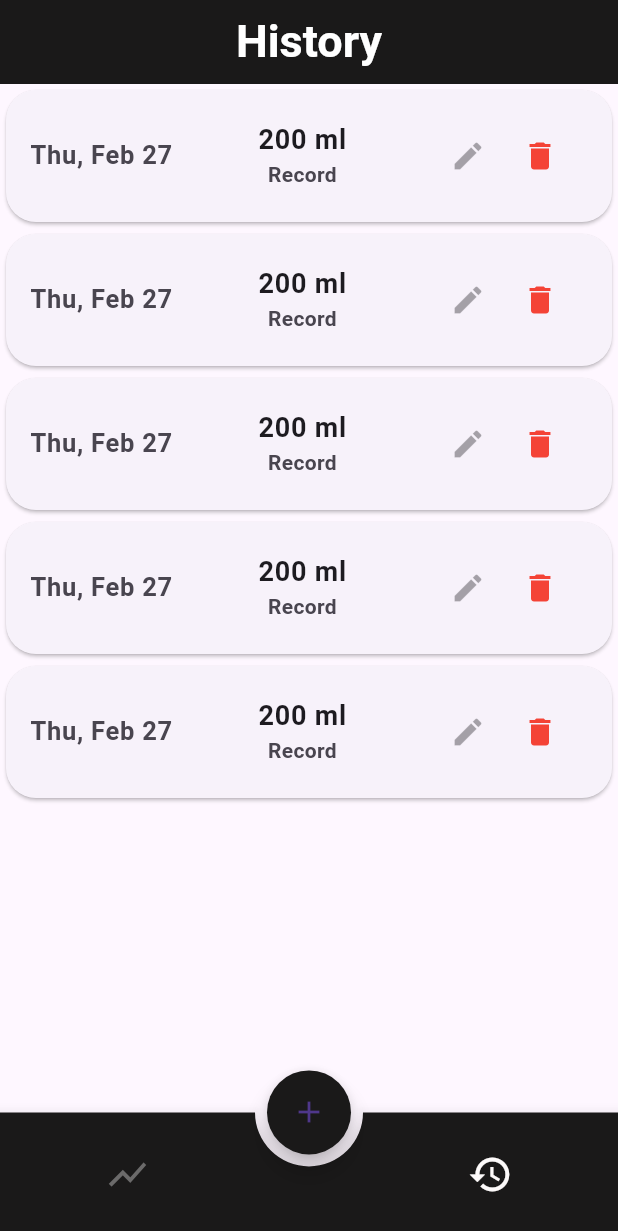
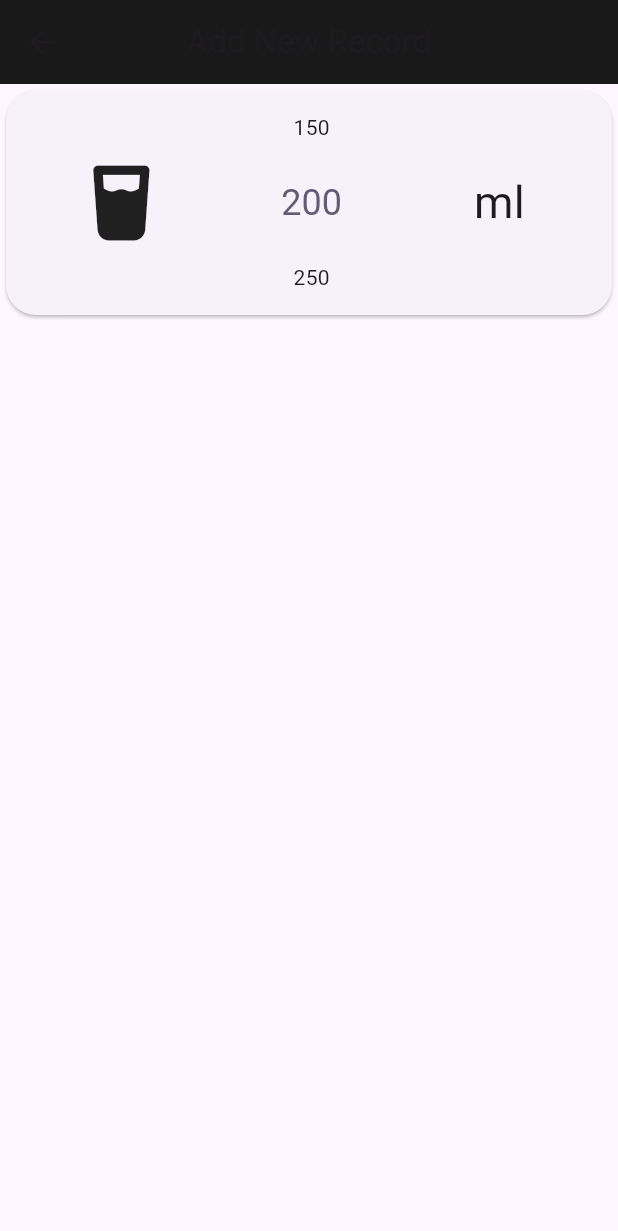
Before and after one commit to senadurgutt/WaterReminder, a Flutter app: the screen it shows after launch, item 2 of the bottom bar chosen, after a tap on the "add" icon, on a phone screen of 412 x 824 dp. Shown: the top 1231 px of the screen. Run offline on Flutter 3.47's test engine with Material 3 defaults, Android fonts, the phone set to English and light mode, and no system bars; drawn by our look-alikes of animated_bottom_navigation_bar, numberpicker; our stand-ins replace font_awesome_flutter, get.

Commit message:
added new  record page

```diff
--- a/lib/controllers/record_controller.dart
+++ b/lib/controllers/record_controller.dart
@@ -4,7 +4,7 @@ import 'package:water_reminder/models/record.dart';
 class Recordcontroller extends GetxController {
   var records =
       <Record>[
-        Record(date: DateTime.now(), amount: 200, note: "efergerf"),
+        Record(date: DateTime.now(), amount: 500, note: "efergerf"),
         Record(date: DateTime.now(), amount: 150),
         Record(date: DateTime.now(), amount: 300, note: "bıhjknjrgerf"),
         Record(date: DateTime.now(), amount: 550),
--- a/lib/main.dart
+++ b/lib/main.dart
@@ -1,7 +1,7 @@
 import 'package:flutter/material.dart';
 import 'package:get/get.dart';
 import 'package:water_reminder/utils/colors.dart';
-import 'package:water_reminder/views/home_page.dart';
+import 'package:water_reminder/views/pages/home_page.dart';
 import 'controllers/record_controller.dart';
 
 void main() {
--- /dev/null
+++ b/lib/views/pages/add_record.dart
@@ -0,0 +1,47 @@
+import 'package:flutter/material.dart';
+import 'package:font_awesome_flutter/font_awesome_flutter.dart';
+import 'package:numberpicker/numberpicker.dart';
+
+class AddRecord extends StatefulWidget {
+  const AddRecord({super.key});
+
+  @override
+  State<AddRecord> createState() => _AddRecordState();
+}
+
+class _AddRecordState extends State<AddRecord> {
+  int selectedValue = 200;
+  @override
+  Widget build(BuildContext context) {
+    return Scaffold(
+      appBar: AppBar(title: Text("Add New Record"), centerTitle: true),
+      body: Column(
+        children: [
+          Card(
+            shape: RoundedRectangleBorder(
+              borderRadius: BorderRadius.circular(20),
+            ),
+            child: Row(
+              mainAxisAlignment: MainAxisAlignment.spaceEvenly,
+              children: [
+                FaIcon(FontAwesomeIcons.glassWater, size: 50),
+                NumberPicker(
+                  value: selectedValue,
+                  minValue: 50,
+                  maxValue: 500,
+                  step: 50,
+                  haptics: true,
+                  onChanged:
+                      (value) => setState(() {
+                        selectedValue = value;
+                      }),
+                ),
+                Text("ml", style: TextStyle(fontSize: 30)),
+              ],
+            ),
+          ),
+        ],
+      ),
+    );
+  }
+}
--- a/lib/views/home_page.dart
+++ b/lib/views/pages/home_page.dart
@@ -2,9 +2,10 @@ import 'package:animated_bottom_navigation_bar/animated_bottom_navigation_bar.da
 import 'package:flutter/material.dart';
 import 'package:get/get.dart';
 import 'package:water_reminder/controllers/record_controller.dart';
-import 'package:water_reminder/views/graph_page.dart';
+import 'package:water_reminder/views/pages/add_record.dart';
+import 'package:water_reminder/views/pages/graph_page.dart';
 import 'package:water_reminder/utils/colors.dart';
-import 'package:water_reminder/views/History_page.dart';
+import 'package:water_reminder/views/pages/History_page.dart';
 
 class Home extends StatefulWidget {
   const Home({super.key});
@@ -21,11 +22,12 @@ class _HomeState extends State<Home> {
   @override
   Widget build(BuildContext context) {
     return Scaffold(
-      // appBar: AppBar(title: Text("WATER")),
       body: selectedpages,
 
       floatingActionButton: FloatingActionButton(
-        onPressed: recordcontroller.addRecord,
+        onPressed: () {
+          Get.to(AddRecord());
+        },
         backgroundColor: AppColors.backgroundColor,
 
         shape: StadiumBorder(),
--- a/pubspec.yaml
+++ b/pubspec.yaml
@@ -38,6 +38,8 @@ dependencies:
   animated_bottom_navigation_bar: ^1.4.0
   intl: ^0.20.2
   freezed: ^2.5.8
+  font_awesome_flutter: ^10.8.0
+  numberpicker: ^2.1.2
 
 dev_dependencies:
   flutter_test:
```
Also changed, not shown: lib/views/pages/History_page.dart (renamed from lib/views/History_page.dart), lib/views/pages/graph_page.dart (renamed from lib/views/graph_page.dart), pubspec.lock.
